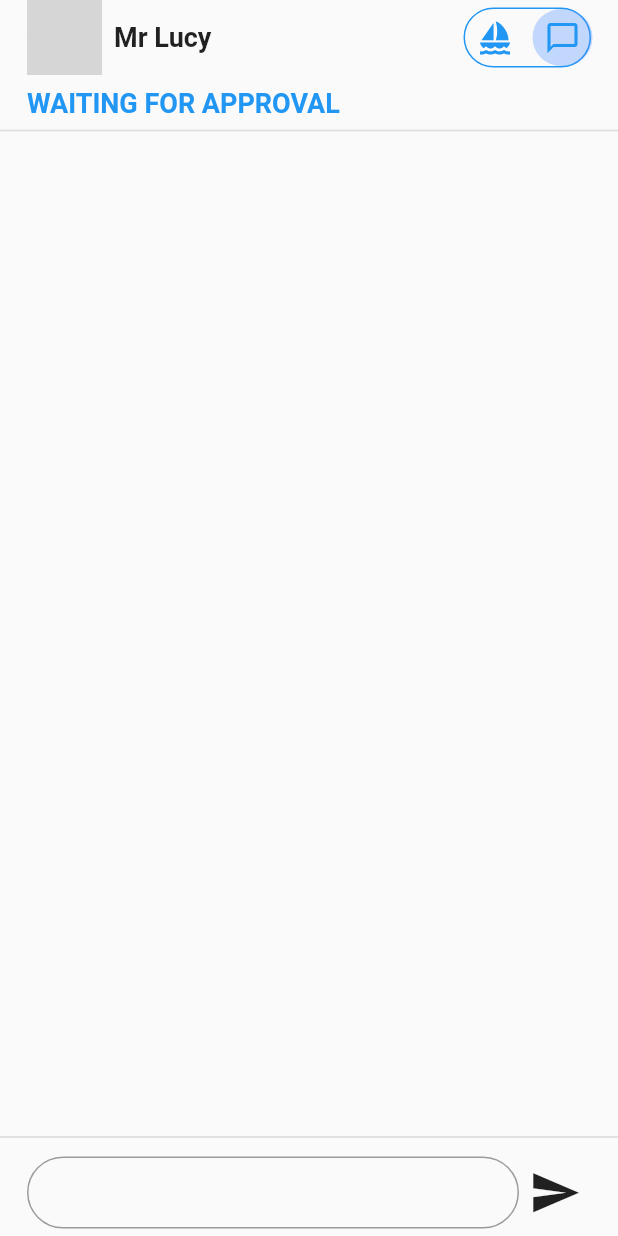
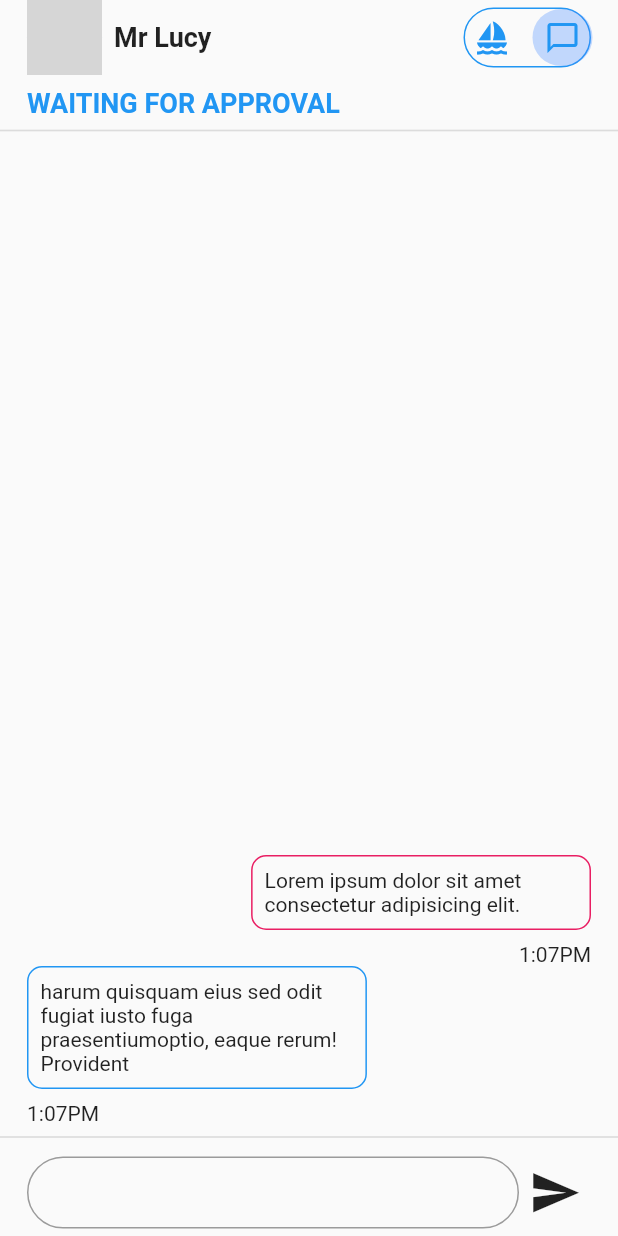
Before and after one commit to kinstugi/yacht-mobile-app, a Flutter app: the MessageDetailPage screen opened by its route, on a phone screen of 412 x 824 dp. Run offline on Flutter 3.47's test engine with Material 2 defaults, Android fonts, the phone set to English and light mode, and no system bars; our stand-ins replace flutter_rating_bar, flutter_riverpod, font_awesome_flutter; network calls fail; grey boxes are pictures that could not be loaded.

Commit message:
messages done

```diff
--- a/lib/pages/message_detail_page.dart
+++ b/lib/pages/message_detail_page.dart
@@ -1,5 +1,6 @@
 import 'package:flutter/material.dart';
 import 'package:yachtmob/constants/ui_constants.dart';
+import 'package:yachtmob/widgets/chat_bubble_widget.dart';
 import 'package:yachtmob/widgets/custom_switch_btn_widget.dart';
 
 class MessageDetailPage extends StatelessWidget {
@@ -62,9 +63,21 @@ class MessageDetailPage extends StatelessWidget {
   }
 
   Widget _buildChat() {
-    return Column(
-      mainAxisAlignment: MainAxisAlignment.end,
-      children: [],
+    return Padding(
+      padding: const EdgeInsets.symmetric(horizontal: 18),
+      child: Column(
+        mainAxisAlignment: MainAxisAlignment.end,
+        children: const [
+          ChatBubbleWidget(
+            text: 'Lorem ipsum dolor sit amet consectetur adipisicing elit.',
+          ),
+          ChatBubbleWidget(
+            text: 'harum quisquam eius sed odit fugiat iusto fuga praesentium'
+                'optio, eaque rerum! Provident ',
+            isMe: false,
+          ),
+        ],
+      ),
     );
   }
 
--- a/lib/widgets/chat_bubble_widget.dart
+++ b/lib/widgets/chat_bubble_widget.dart
@@ -14,12 +14,17 @@ class ChatBubbleWidget extends StatelessWidget {
   Widget build(BuildContext context) {
     final size = MediaQuery.of(context).size;
     return Column(
+      crossAxisAlignment:
+          isMe ? CrossAxisAlignment.end : CrossAxisAlignment.start,
       children: [
         Row(
+          mainAxisAlignment:
+              isMe ? MainAxisAlignment.end : MainAxisAlignment.start,
           children: [
             Container(
+              padding: const EdgeInsets.all(8),
               constraints: BoxConstraints(
-                maxWidth: size.width * 0.6,
+                maxWidth: size.width * 0.55,
                 minWidth: size.width * 0.1,
               ),
               decoration: BoxDecoration(
@@ -30,6 +35,8 @@ class ChatBubbleWidget extends StatelessWidget {
             ),
           ],
         ),
+        const SizedBox(height: 8),
+        const Text('1:07PM'),
       ],
     );
   }
--- a/lib/widgets/custom_switch_btn_widget.dart
+++ b/lib/widgets/custom_switch_btn_widget.dart
@@ -52,7 +52,7 @@ class _CustomSwitchButtonWidgetState extends State<CustomSwitchButtonWidget> {
             ),
             Row(
               children: [
-                const SizedBox(width: 8),
+                const SizedBox(width: 6),
                 const Icon(Icons.sailing, color: Colors.blue),
                 Flexible(child: Container()),
                 const Icon(Icons.chat_bubble_outline, color: Colors.blue),
```
